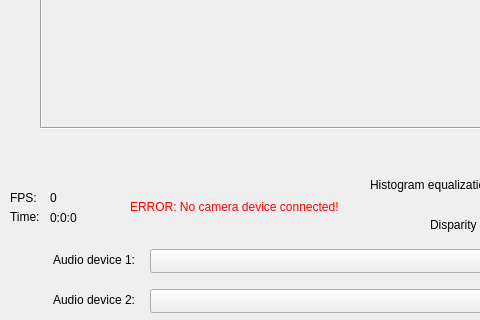
rdelgiudi/vocalization-recorder, file vocWindowView.ui: the form before one commit; both pictures show x 0 to 480 and y 431 to 751 of the 1045 by 982 pixel window.
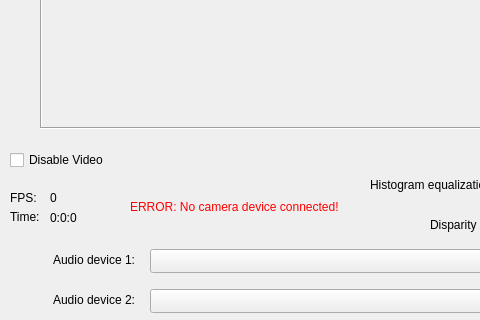
The form after the commit.

Commit message: Video stream can be disabled

```diff
--- a/vocWindowView.ui
+++ b/vocWindowView.ui
@@ -407,6 +407,24 @@
      <string>Disable </string>
     </property>
    </widget>
+   <widget class="QCheckBox" name="disableVideoBox">
+    <property name="geometry">
+     <rect>
+      <x>10</x>
+      <y>580</y>
+      <width>161</width>
+      <height>22</height>
+     </rect>
+    </property>
+    <property name="font">
+     <font>
+      <pointsize>9</pointsize>
+     </font>
+    </property>
+    <property name="text">
+     <string>Disable Video</string>
+    </property>
+   </widget>
   </widget>
  </widget>
  <resources/>
```
The commit also changes 3 other files.
